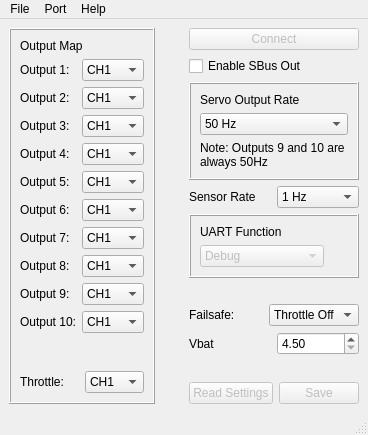
bemcgarvey/CRSFtoPWM, file software/CRSFClient/mainwindow.ui: the form before one commit.
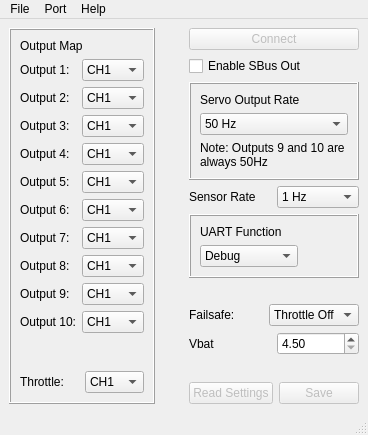
The form after the commit. Icons and pictures are not drawn.

```diff
--- a/software/CRSFClient/mainwindow.ui
+++ b/software/CRSFClient/mainwindow.ui
@@ -1180,7 +1180,7 @@
          <item alignment="Qt::AlignLeft">
           <widget class="QComboBox" name="uartComboBox">
            <property name="enabled">
-            <bool>false</bool>
+            <bool>true</bool>
            </property>
            <item>
             <property name="text">
@@ -1194,7 +1194,7 @@
            </item>
            <item>
             <property name="text">
-             <string>FIrmware Update</string>
+             <string>Passthrough</string>
             </property>
            </item>
           </widget>
```
